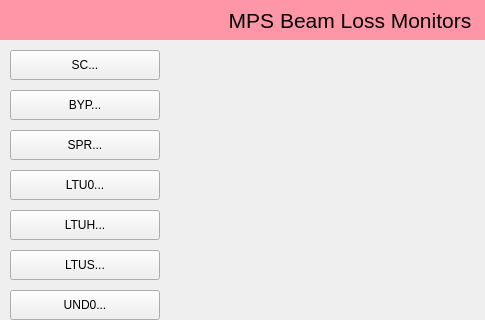
This is mps_blms.ui in ad-build-test/pydm-mps as Qt 5 draws it before an edit; both pictures show x 0 to 485 and y 0 to 320 of the 700 by 420 pixel window. The edited form follows.
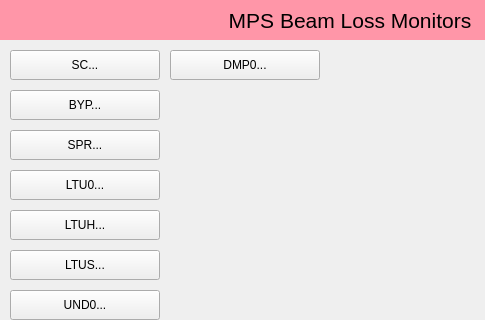
This is the edited form. Custom widgets are drawn as their Qt base class.

Commit message: add button for dmp0

The edit to the form file:
```diff
--- a/mps_blms.ui
+++ b/mps_blms.ui
@@ -253,6 +253,30 @@
     <bool>true</bool>
    </property>
   </widget>
+  <widget class="PyDMRelatedDisplayButton" name="PyDMRelatedDisplayButton_10">
+   <property name="geometry">
+    <rect>
+     <x>170</x>
+     <y>50</y>
+     <width>150</width>
+     <height>30</height>
+    </rect>
+   </property>
+   <property name="toolTip">
+    <string/>
+   </property>
+   <property name="text">
+    <string>DMP0...</string>
+   </property>
+   <property name="filenames" stdset="0">
+    <stringlist>
+     <string>$PHYSICS_TOP/mps_configuration/current/display/blms/blms_DMP0.ui</string>
+    </stringlist>
+   </property>
+   <property name="openInNewWindow" stdset="0">
+    <bool>true</bool>
+   </property>
+  </widget>
  </widget>
  <customwidgets>
   <customwidget>
```
